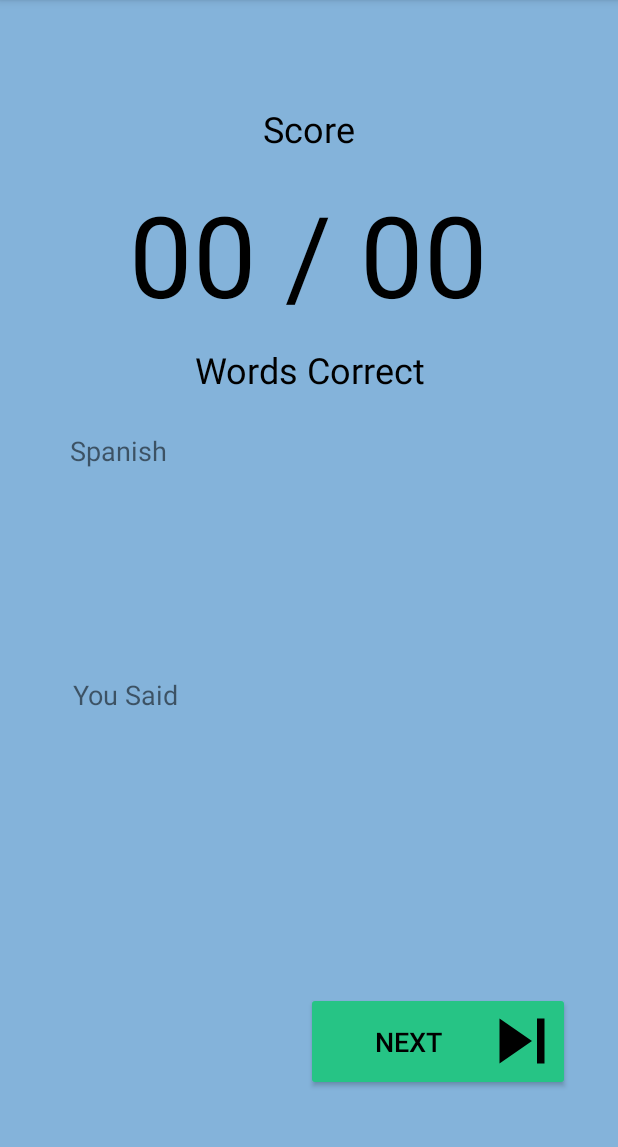
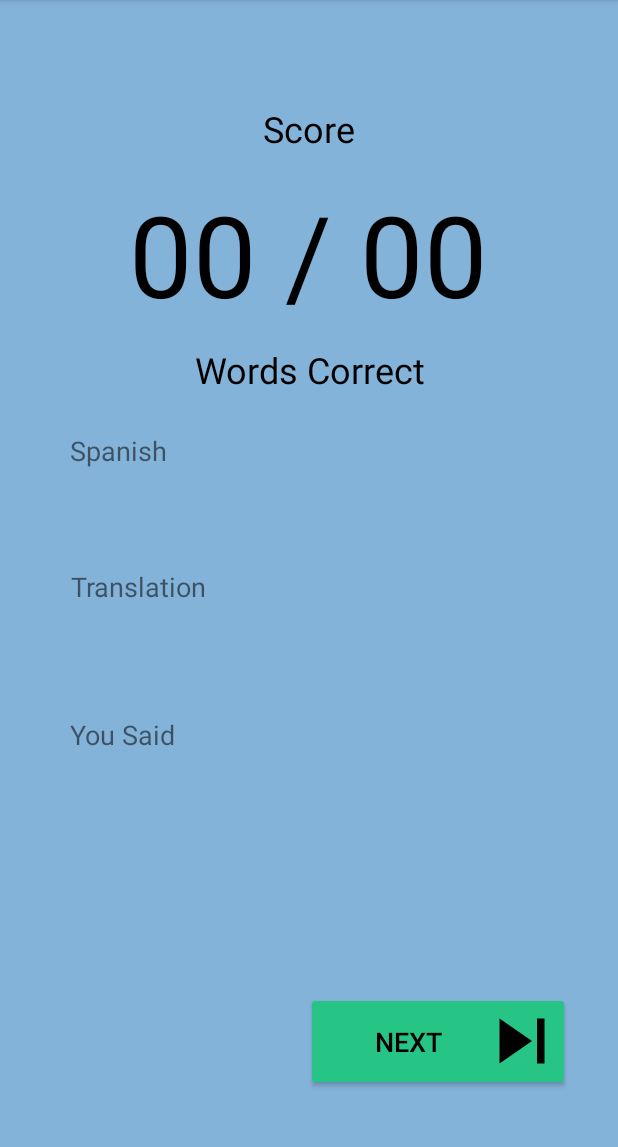
Before and after one commit to malcolmrjones/pronounce.it, an Android app: the ResultsActivity screen opened directly, with no data from a screen before it, on a phone screen of 412 x 824 dp, the part 84-1231 px from its top. Run offline under Robolectric (Android 15) with nearby library versions, the phone set to English and light mode, and no system bars; 7 statements that could not run were skipped.

Commit message:
Tweaking accents

```diff
--- a/app/src/main/java/pronounce/app/ResultsActivity.java
+++ b/app/src/main/java/pronounce/app/ResultsActivity.java
@@ -18,6 +18,7 @@ public class ResultsActivity extends AppCompatActivity {
     TextView labelSentence;
     TextView labelTranslationText;
     TextView labelUserInputText;
+    TextView labelTranslation;
 
     @Override
     protected void onCreate(Bundle savedInstanceState) {
@@ -26,7 +27,9 @@ public class ResultsActivity extends AppCompatActivity {
 
         labelScore = (TextView) findViewById(R.id.label_score);
         labelSentence = (TextView) findViewById(R.id.label_sentence);
-        labelUserInputText = findViewById(R.id.label_userinputtext);
+        labelUserInputText = (TextView) findViewById(R.id.label_userinputtext);
+        labelTranslationText = (TextView) findViewById(R.id.label_translationtext);
+        labelTranslation = (TextView) findViewById(R.id.label_translation);
 
         currentLesson = (Lesson)getIntent().getSerializableExtra("Lesson");
         result = currentLesson.checkAccuracy(currentLesson.getSentence(), getIntent().getStringExtra("User Input"));
@@ -36,6 +39,10 @@ public class ResultsActivity extends AppCompatActivity {
 
         labelUserInputText.setText(getIntent().getStringExtra("User Input"));
 
+        System.out.println("TRANSLATION: " + currentLesson.getTranslation());
+
+        if(currentLesson.getIsSentence() == false) labelTranslation.setVisibility(View.INVISIBLE);
+        labelTranslationText.setText(currentLesson.getTranslation());
     }
 
     public void onClickNext(View v) {
--- a/app/src/main/res/layout/activity_results.xml
+++ b/app/src/main/res/layout/activity_results.xml
@@ -6,6 +6,28 @@
     android:layout_height="match_parent"
     android:background="#84B3DA"
     tools:context=".ResultsActivity">
+
+    <TextView
+        android:id="@+id/label_translation"
+        android:layout_width="wrap_content"
+        android:layout_height="wrap_content"
+        android:layout_marginTop="20dp"
+        android:text="Translation"
+        android:textSize="18sp"
+        app:layout_constraintEnd_toEndOf="@+id/label_translationtext"
+        app:layout_constraintHorizontal_bias="0.0"
+        app:layout_constraintStart_toStartOf="@+id/label_translationtext"
+        app:layout_constraintTop_toBottomOf="@+id/label_sentence" />
+
+    <TextView
+        android:id="@+id/label_translationtext"
+        android:layout_width="318dp"
+        android:layout_height="46dp"
+        android:textColor="#000000"
+        android:textSize="24sp"
+        app:layout_constraintEnd_toEndOf="parent"
+        app:layout_constraintStart_toStartOf="parent"
+        app:layout_constraintTop_toBottomOf="@+id/label_translation" />
 
     <TextView
         android:id="@+id/label_userinputtext"
@@ -24,13 +46,13 @@
         android:id="@+id/label_userinput"
         android:layout_width="wrap_content"
         android:layout_height="wrap_content"
-        android:layout_marginTop="92dp"
+        android:layout_marginTop="28dp"
         android:text="You Said"
         android:textSize="18sp"
         app:layout_constraintEnd_toEndOf="@+id/label_userinputtext"
-        app:layout_constraintHorizontal_bias="0.008"
+        app:layout_constraintHorizontal_bias="0.0"
         app:layout_constraintStart_toStartOf="@+id/label_userinputtext"
-        app:layout_constraintTop_toBottomOf="@+id/label_sentence" />
+        app:layout_constraintTop_toBottomOf="@+id/label_translationtext" />
 
     <Button
         android:id="@+id/button_next"
```
Also changed, not shown: app/src/main/java/backend/AccuracyController.java (+14 -55 lines), app/src/main/java/backend/Lesson.java (+7 -3 lines), app/src/main/java/backend/LessonListES.java (+4 -4 lines), 56 other files.
